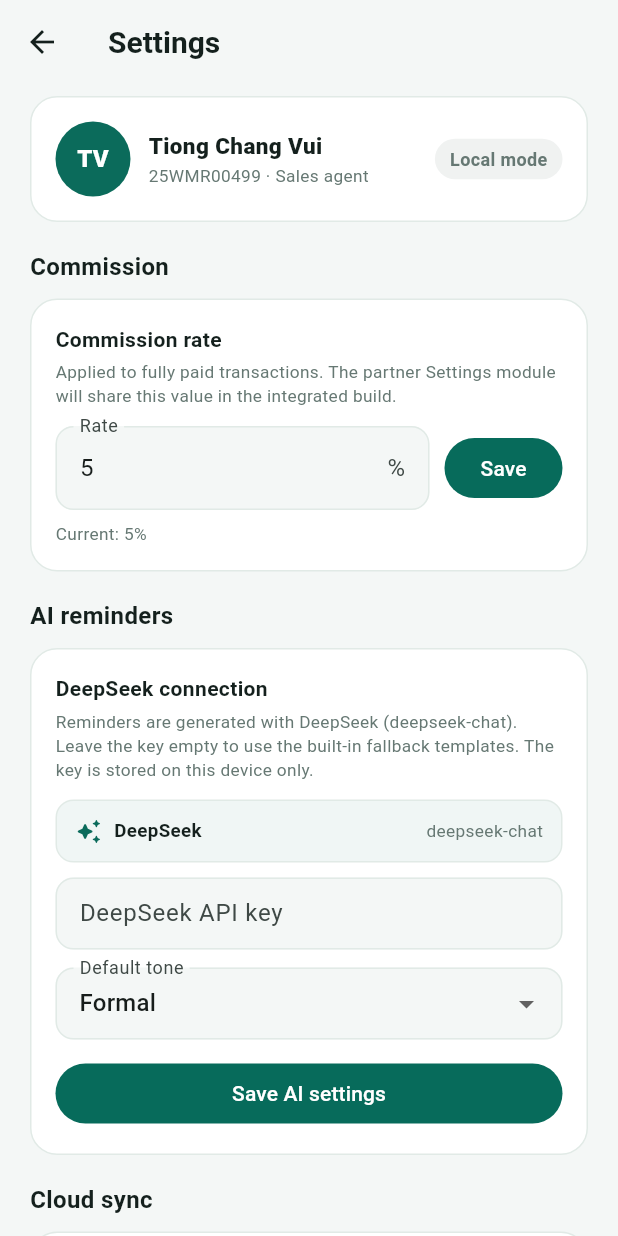
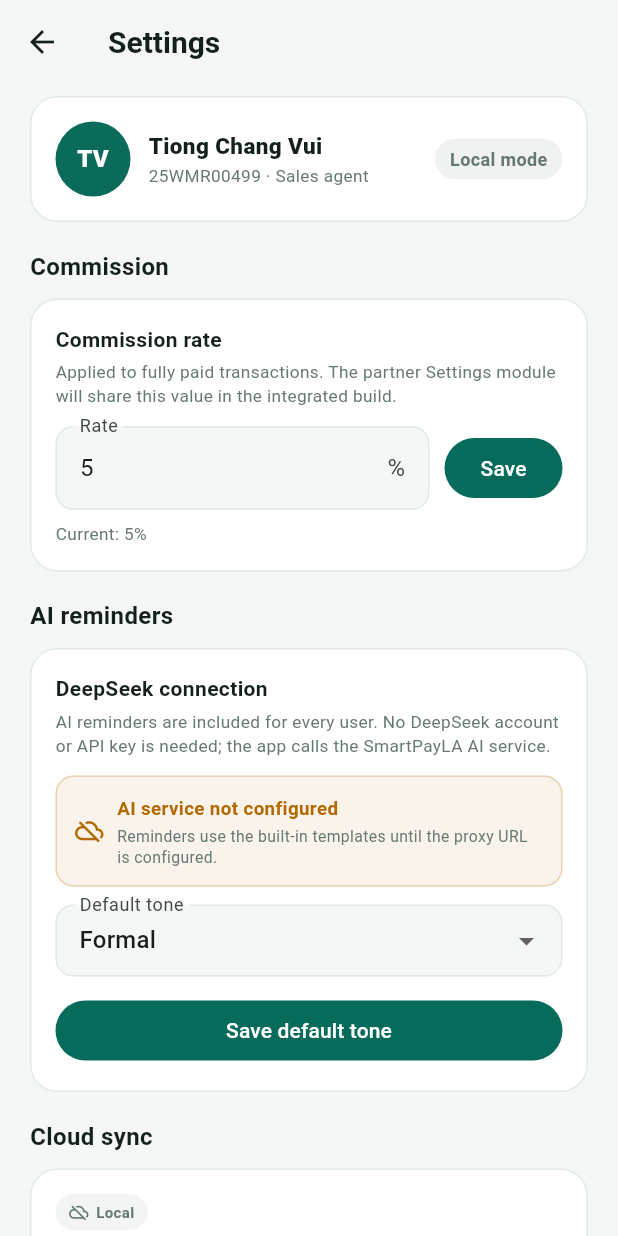
Before and after one commit to changvui/smartpayla, a Flutter app: the SettingsScreen screen opened directly, on a phone screen of 412 x 824 dp. Run offline on Flutter 3.47's test engine with Material 3 defaults, Android fonts, the phone set to English and light mode, and no system bars; our stand-ins replace cloud_firestore, firebase_auth, firebase_core, flutter_riverpod, shared_preferences; accounts and stored records are empty.

Commit message:
Move AI reminders behind a shared Cloudflare Worker proxy

```diff
--- a/lib/screens/reminders_screen.dart
+++ b/lib/screens/reminders_screen.dart
@@ -6,6 +6,7 @@ import 'package:uuid/uuid.dart';
 
 import '../models/reminder.dart';
 import '../models/transaction.dart';
+import '../services/reminder_service.dart';
 import '../state/providers.dart';
 import '../theme.dart';
 import '../widgets/common.dart';
@@ -33,7 +34,6 @@ class _RemindersScreenState extends ConsumerState<RemindersScreen> {
   Widget build(BuildContext context) {
     final transactions =
         ref.watch(transactionsProvider).valueOrNull ?? const <Transaction>[];
-    final settings = ref.watch(settingsProvider);
     final history = ref.watch(reminderHistoryProvider).valueOrNull ??
         const <ReminderRecord>[];
 
@@ -127,7 +127,7 @@ class _RemindersScreenState extends ConsumerState<RemindersScreen> {
                 ],
               ),
             ),
-            if (!settings.aiConfigured) ...[
+            if (!ReminderService.isConfigured) ...[
               const SizedBox(height: 12),
               Container(
                 padding: const EdgeInsets.all(12),
@@ -149,7 +149,7 @@ class _RemindersScreenState extends ConsumerState<RemindersScreen> {
                     SizedBox(width: 8),
                     Expanded(
                       child: Text(
-                        'No DeepSeek API key configured. Reminders will use the built-in templates. Add a key in Settings → AI reminders to use DeepSeek.',
+                        'The SmartPayLA AI service is not configured in this build. Reminders use the built-in templates.',
                         style: TextStyle(
                           fontSize: 11,
                           color: AppColors.amber,
@@ -326,7 +326,6 @@ class _RemindersScreenState extends ConsumerState<RemindersScreen> {
   }
 
   Future<void> _generate(Transaction transaction) async {
-    final settings = ref.read(settingsProvider);
     setState(() {
       _generating = true;
       _result = null;
@@ -334,7 +333,6 @@ class _RemindersScreenState extends ConsumerState<RemindersScreen> {
     final result = await ref.read(reminderServiceProvider).generate(
           transaction: transaction,
           tone: _tone,
-          apiKey: settings.aiApiKey,
         );
     if (!mounted) return;
     setState(() {
--- a/lib/screens/settings_screen.dart
+++ b/lib/screens/settings_screen.dart
@@ -4,6 +4,7 @@ import 'package:flutter_riverpod/flutter_riverpod.dart';
 
 import '../data/firebase_config.dart';
 import '../models/reminder.dart';
+import '../services/reminder_service.dart';
 import '../state/providers.dart';
 import '../theme.dart';
 import '../widgets/common.dart';
@@ -18,7 +19,6 @@ class SettingsScreen extends ConsumerStatefulWidget {
 
 class _SettingsScreenState extends ConsumerState<SettingsScreen> {
   late final TextEditingController _rateController;
-  late final TextEditingController _apiKeyController;
   late ReminderTone _tone;
 
   @override
@@ -27,7 +27,6 @@ class _SettingsScreenState extends ConsumerState<SettingsScreen> {
     final settings = ref.read(settingsProvider);
     _rateController =
         TextEditingController(text: _formatRate(settings.commissionPercent));
-    _apiKeyController = TextEditingController(text: settings.aiApiKey);
     _tone = settings.defaultTone;
   }
 
@@ -39,7 +38,6 @@ class _SettingsScreenState extends ConsumerState<SettingsScreen> {
   @override
   void dispose() {
     _rateController.dispose();
-    _apiKeyController.dispose();
     super.dispose();
   }
 
@@ -183,7 +181,7 @@ class _SettingsScreenState extends ConsumerState<SettingsScreen> {
                   ),
                   const SizedBox(height: 4),
                   const Text(
-                    'Reminders are generated with DeepSeek (deepseek-chat). Leave the key empty to use the built-in fallback templates. The key is stored on this device only.',
+                    'AI reminders are included for every user. No DeepSeek account or API key is needed; the app calls the SmartPayLA AI service.',
                     style: TextStyle(
                       fontSize: 11.5,
                       color: AppColors.muted,
@@ -192,51 +190,63 @@ class _SettingsScreenState extends ConsumerState<SettingsScreen> {
                   ),
                   const SizedBox(height: 12),
                   Container(
-                    padding: const EdgeInsets.symmetric(
-                      horizontal: 12,
-                      vertical: 11,
+                    padding: const EdgeInsets.all(12),
+                    decoration: BoxDecoration(
+                      color: (ReminderService.isConfigured
+                              ? AppColors.green
+                              : AppColors.amber)
+                          .withValues(alpha: 0.08),
+                      borderRadius: BorderRadius.circular(12),
+                      border: Border.all(
+                        color: (ReminderService.isConfigured
+                                ? AppColors.green
+                                : AppColors.amber)
+                            .withValues(alpha: 0.25),
                       ),
-                    decoration: BoxDecoration(
-                      color: AppColors.primary.withValues(alpha: 0.06),
-                      borderRadius: BorderRadius.circular(12),
-                      border: Border.all(color: AppColors.border),
                     ),
-                    child: const Row(
+                    child: Row(
                       children: [
                         Icon(
-                          Icons.auto_awesome_rounded,
-                          size: 18,
-                          color: AppColors.primary,
+                          ReminderService.isConfigured
+                              ? Icons.cloud_done_rounded
+                              : Icons.cloud_off_rounded,
+                          size: 19,
+                          color: ReminderService.isConfigured
+                              ? AppColors.green
+                              : AppColors.amber,
                         ),
-                        SizedBox(width: 8),
+                        const SizedBox(width: 9),
+                        Expanded(
+                          child: Column(
+                            crossAxisAlignment: CrossAxisAlignment.start,
+                            children: [
                               Text(
-                          'DeepSeek',
+                                ReminderService.isConfigured
+                                    ? 'SmartPayLA AI is on'
+                                    : 'AI service not configured',
                                 style: TextStyle(
                                   fontSize: 12.5,
                                   fontWeight: FontWeight.w700,
-                            color: AppColors.ink,
+                                  color: ReminderService.isConfigured
+                                      ? AppColors.green
+                                      : AppColors.amber,
                                 ),
                               ),
-                        Spacer(),
+                              const SizedBox(height: 2),
                               Text(
-                          'deepseek-chat',
-                          style: TextStyle(
-                            fontSize: 11.5,
+                                ReminderService.isConfigured
+                                    ? 'DeepSeek · deepseek-chat · no key needed'
+                                    : 'Reminders use the built-in templates until the proxy URL is configured.',
+                                style: const TextStyle(
+                                  fontSize: 10.5,
                                   color: AppColors.muted,
+                                  height: 1.35,
                                 ),
                               ),
                             ],
                           ),
                         ),
-                  const SizedBox(height: 10),
-                  TextField(
-                    controller: _apiKeyController,
-                    obscureText: true,
-                    autocorrect: false,
-                    enableSuggestions: false,
-                    decoration: _aiDecoration(
-                      'DeepSeek API key',
-                      hint: 'sk-...',
+                      ],
                     ),
                   ),
                   const SizedBox(height: 12),
@@ -260,7 +270,7 @@ class _SettingsScreenState extends ConsumerState<SettingsScreen> {
                     width: double.infinity,
                     child: FilledButton(
                       onPressed: _saveAi,
-                      child: const Text('Save AI settings'),
+                      child: const Text('Save default tone'),
                     ),
                   ),
                 ],
@@ -396,13 +406,10 @@ class _SettingsScreenState extends ConsumerState<SettingsScreen> {
   }
 
   Future<void> _saveAi() async {
-    await ref
-        .read(settingsProvider.notifier)
-        .setAiKey(_apiKeyController.text);
     await ref.read(settingsProvider.notifier).setDefaultTone(_tone);
     if (!mounted) return;
     ScaffoldMessenger.of(context).showSnackBar(
-      const SnackBar(content: Text('DeepSeek settings saved.')),
+      const SnackBar(content: Text('Default reminder tone saved.')),
     );
   }
 
--- a/lib/state/providers.dart
+++ b/lib/state/providers.dart
@@ -128,27 +128,21 @@ final transactionsProvider =
 class AppSettings {
   const AppSettings({
     required this.commissionRate,
-    this.aiApiKey = '',
     this.defaultTone = ReminderTone.formal,
   });
 
   /// 0.05 = 5%.
   final double commissionRate;
-  final String aiApiKey;
   final ReminderTone defaultTone;
 
   double get commissionPercent => commissionRate * 100;
 
-  bool get aiConfigured => aiApiKey.trim().isNotEmpty;
-
   AppSettings copyWith({
     double? commissionRate,
-    String? aiApiKey,
     ReminderTone? defaultTone,
   }) {
     return AppSettings(
       commissionRate: commissionRate ?? this.commissionRate,
-      aiApiKey: aiApiKey ?? this.aiApiKey,
       defaultTone: defaultTone ?? this.defaultTone,
     );
   }
@@ -156,7 +150,6 @@ class AppSettings {
 
 class SettingsNotifier extends Notifier<AppSettings> {
   static const _commissionKey = 'smartpayla_commission_rate';
-  static const _aiKeyKey = 'smartpayla_ai_key';
   static const _toneKey = 'smartpayla_default_tone';
 
   @override
@@ -164,7 +157,6 @@ class SettingsNotifier extends Notifier<AppSettings> {
     final prefs = ref.watch(sharedPreferencesProvider);
     return AppSettings(
       commissionRate: prefs.getDouble(_commissionKey) ?? 0.05,
-      aiApiKey: prefs.getString(_aiKeyKey) ?? '',
       defaultTone:
           ReminderToneX.fromName(prefs.getString(_toneKey) ?? 'formal'),
     );
@@ -175,13 +167,6 @@ class SettingsNotifier extends Notifier<AppSettings> {
     final prefs = ref.read(sharedPreferencesProvider);
     await prefs.setDouble(_commissionKey, safe);
     state = state.copyWith(commissionRate: safe);
-  }
-
-  Future<void> setAiKey(String apiKey) async {
-    final prefs = ref.read(sharedPreferencesProvider);
-    final safeKey = apiKey.trim();
-    await prefs.setString(_aiKeyKey, safeKey);
-    state = state.copyWith(aiApiKey: safeKey);
   }
 
   Future<void> setDefaultTone(ReminderTone tone) async {
```
Also changed, not shown: lib/services/reminder_service.dart (+32 -75 lines), 8 other files. Lines whose indentation alone changed are shown as unchanged.
